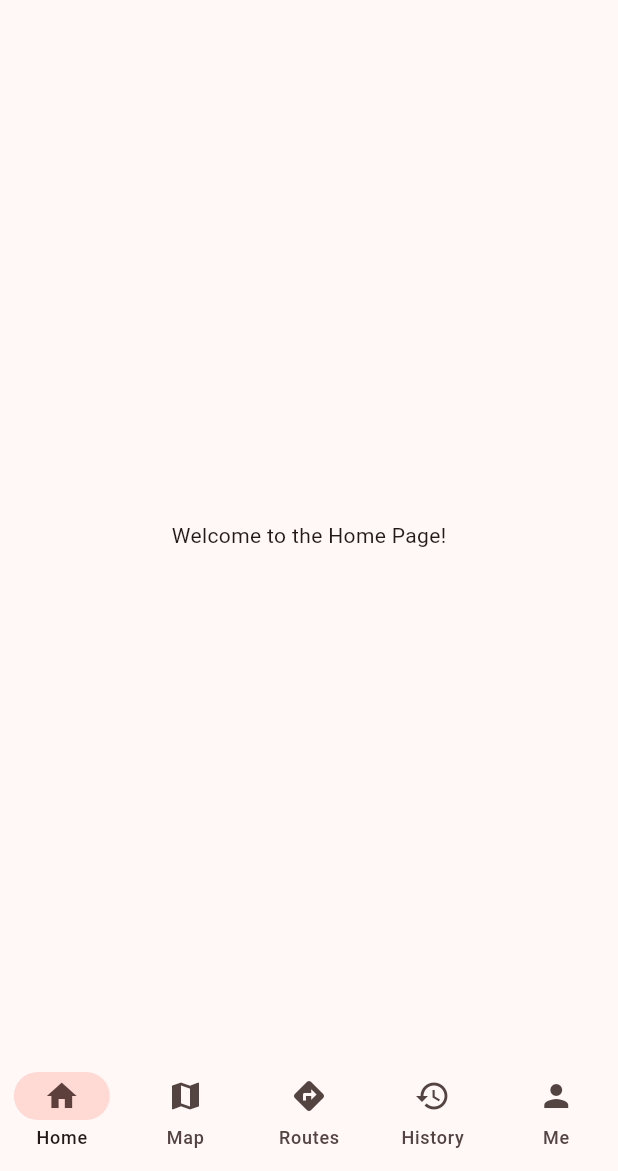
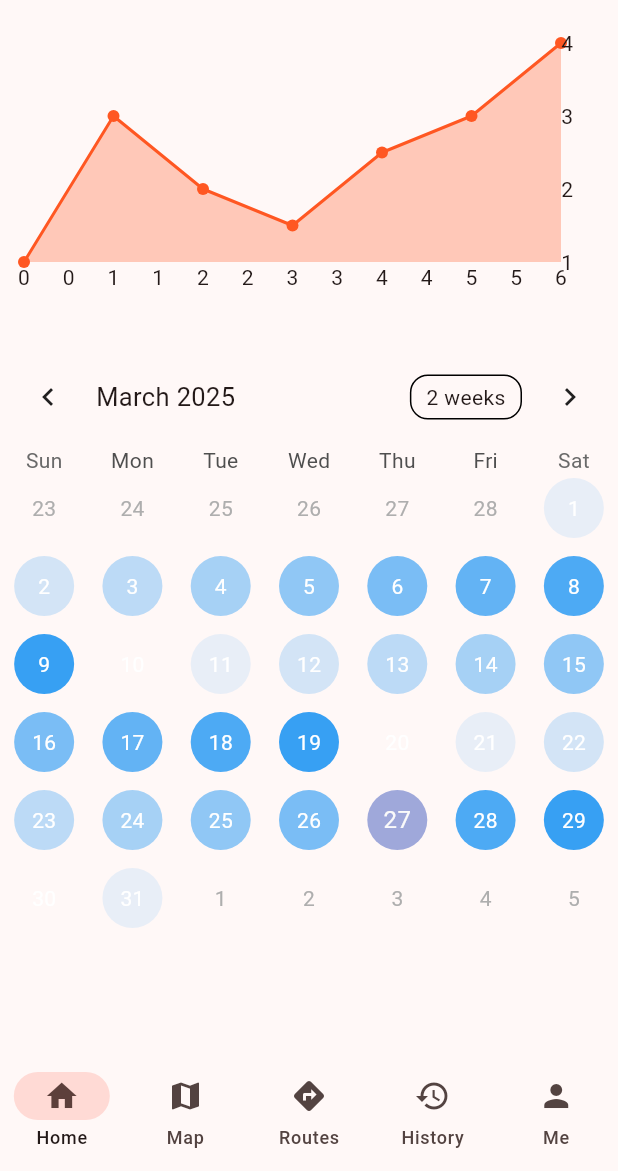
Before and after one commit to xeonds/x-nav, a Flutter app: the screen it shows after launch, on a phone screen of 412 x 824 dp, the part 65-1236 px from its top. Run offline on Flutter 3.47's test engine with Material 3 defaults, Android fonts, the phone set to English and light mode, and no system bars; drawn by our look-alikes of fl_chart, table_calendar; our stand-ins replace file_picker, flutter_blue_plus, flutter_map, geolocator, latlong2, shared_preferences and 1 more; missing offline and left inert: fit_parser, gpx; accounts and stored records are empty.

Commit message:
feat: 更新依赖项，添加图表和日历功能，优化主页布局

```diff
--- a/app/lib/main.dart
+++ b/app/lib/main.dart
@@ -8,6 +8,7 @@ import 'package:flutter_blue_plus/flutter_blue_plus.dart';
 import 'dart:async';
 
 void main() {
+  WidgetsFlutterBinding.ensureInitialized();
   runApp(const MyApp());
 }
 
@@ -55,7 +56,7 @@ class _AppMainPagesState extends State<AppMainPages> {
       RoutesPage(
         onFullScreenToggle: _toggleFullScreen,
       ),
-      const RideHistory(),
+      RideHistory(),
       UserPage(),
     ];
   }
--- a/app/lib/page/history.dart
+++ b/app/lib/page/history.dart
@@ -11,10 +11,10 @@ class RideHistory extends StatefulWidget {
   const RideHistory({super.key});
 
   @override
-  State<RideHistory> createState() => _RideHistoryState();
+  State<RideHistory> createState() => RideHistoryState();
 }
 
-class _RideHistoryState extends State<RideHistory> {
+class RideHistoryState extends State<RideHistory> {
   List<dynamic> histories = [];
   Map<String, dynamic> rideData = {};
 
@@ -232,9 +232,8 @@ class RideHistoryListState extends State<RideHistoryList> {
                   onTap: () {
                     Navigator.of(context).push(
                       MaterialPageRoute(
-                        builder: (context) => RideDetailPage(
-                          rideData: sortedHistory[index],
-                        ),
+                        builder: (context) =>
+                            RideDetailPage(rideData: sortedHistory[index]),
                       ),
                     );
                   },
--- a/app/lib/page/home.dart
+++ b/app/lib/page/home.dart
@@ -1,14 +1,106 @@
 import 'package:flutter/material.dart';
+import 'package:fl_chart/fl_chart.dart';
+import 'package:table_calendar/table_calendar.dart';
 
 class HomePage extends StatelessWidget {
+  const HomePage({super.key});
+
   @override
   Widget build(BuildContext context) {
     return Scaffold(
       appBar: AppBar(
-        title: Text('X-Nav'),
+        title: const Text('X-Nav'),
       ),
-      body: Center(
-        child: Text('Welcome to the Home Page!'),
+      body: SingleChildScrollView(
+        child: Column(
+          children: [
+            SizedBox(
+              height: 200,
+              child: Padding(
+                padding: const EdgeInsets.all(16),
+                child: LineChart(
+                  LineChartData(
+                    gridData: const FlGridData(show: false),
+                    lineTouchData: LineTouchData(
+                      touchTooltipData: LineTouchTooltipData(),
+                      handleBuiltInTouches: true,
+                    ),
+                    titlesData: FlTitlesData(
+                      leftTitles: AxisTitles(),
+                      rightTitles: AxisTitles(
+                        sideTitles: SideTitles(
+                          showTitles: true,
+                          getTitlesWidget: (value, meta) =>
+                              Text('${value.toInt()}'),
+                        ),
+                      ),
+                      bottomTitles: AxisTitles(
+                        sideTitles: SideTitles(
+                          showTitles: true,
+                          getTitlesWidget: (value, meta) =>
+                              Text('${value.toInt()}'),
+                        ),
+                      ),
+                      topTitles: AxisTitles(),
+                    ),
+                    borderData: FlBorderData(show: false),
+                    lineBarsData: [
+                      LineChartBarData(
+                        spots: [
+                          const FlSpot(0, 1),
+                          const FlSpot(1, 3),
+                          const FlSpot(2, 2),
+                          const FlSpot(3, 1.5),
+                          const FlSpot(4, 2.5),
+                          const FlSpot(5, 3),
+                          const FlSpot(6, 4),
+                        ],
+                        isCurved: false,
+                        color: Colors.deepOrange,
+                        belowBarData: BarAreaData(
+                          show: true,
+                          color:
+                              Colors.deepOrange.withAlpha((0.3 * 255).toInt()),
+                        ),
+                      ),
+                    ],
+                  ),
+                ),
+              ),
+            ),
+            const SizedBox(height: 20),
+            SizedBox(
+              height: 400,
+              child: TableCalendar(
+                firstDay: DateTime.utc(2020, 1, 1),
+                lastDay: DateTime.utc(2030, 12, 31),
+                focusedDay: DateTime.now(),
+                calendarBuilders: CalendarBuilders(
+                  defaultBuilder: (context, day, focusedDay) {
+                    // 模拟数据：根据日期生成一个值
+                    double value = (day.day % 10) / 10.0;
+                    return Center(
+                      child: Container(
+                        width: 40,
+                        height: 40,
+                        decoration: BoxDecoration(
+                          color: Colors.blue.withOpacity(value),
+                          shape: BoxShape.circle,
+                        ),
+                        child: Center(
+                          child: Text(
+                            '${day.day}',
+                            style: const TextStyle(color: Colors.white),
+                          ),
+                        ),
+                      ),
+                    );
+                  },
+                ),
+              ),
+            ),
+          ],
+        ),
       ),
     );
   }
--- a/app/pubspec.yaml
+++ b/app/pubspec.yaml
@@ -28,12 +28,13 @@ dependencies:
   latlong2: ^0.9.1
   collection: ^1.19.1
   fl_chart: ^0.70.2
+  table_calendar: ^3.2.0
 
 dev_dependencies:
   flutter_test:
     sdk: flutter
 
-  flutter_lints: ^4.0.0
+  flutter_lints: ^5.0.0
   mockito: ^5.4.5
 
 flutter:
```
Also changed, not shown: app/pubspec.lock.
